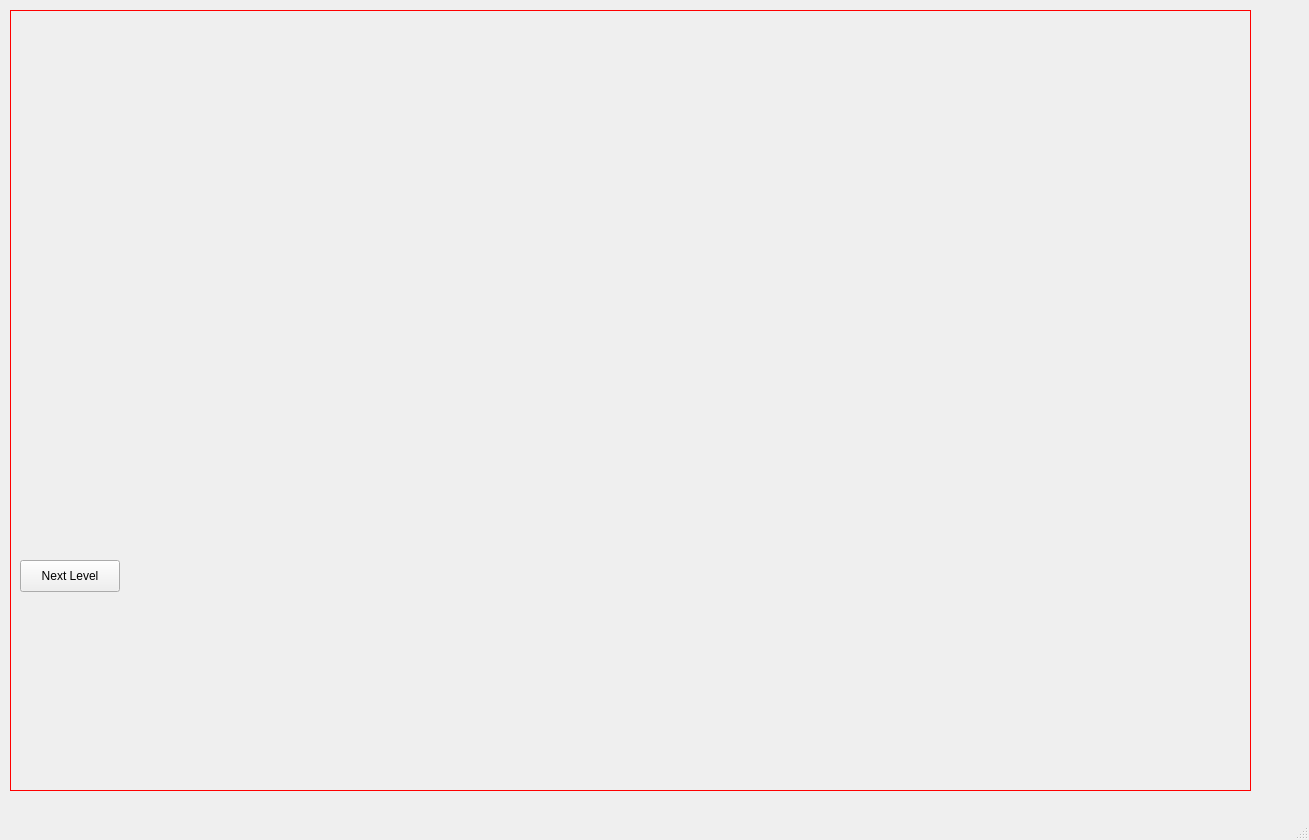
University-of-Utah-CS3505/a8-edu-app-alex-baret, file mainwindow.ui: the form before one commit.
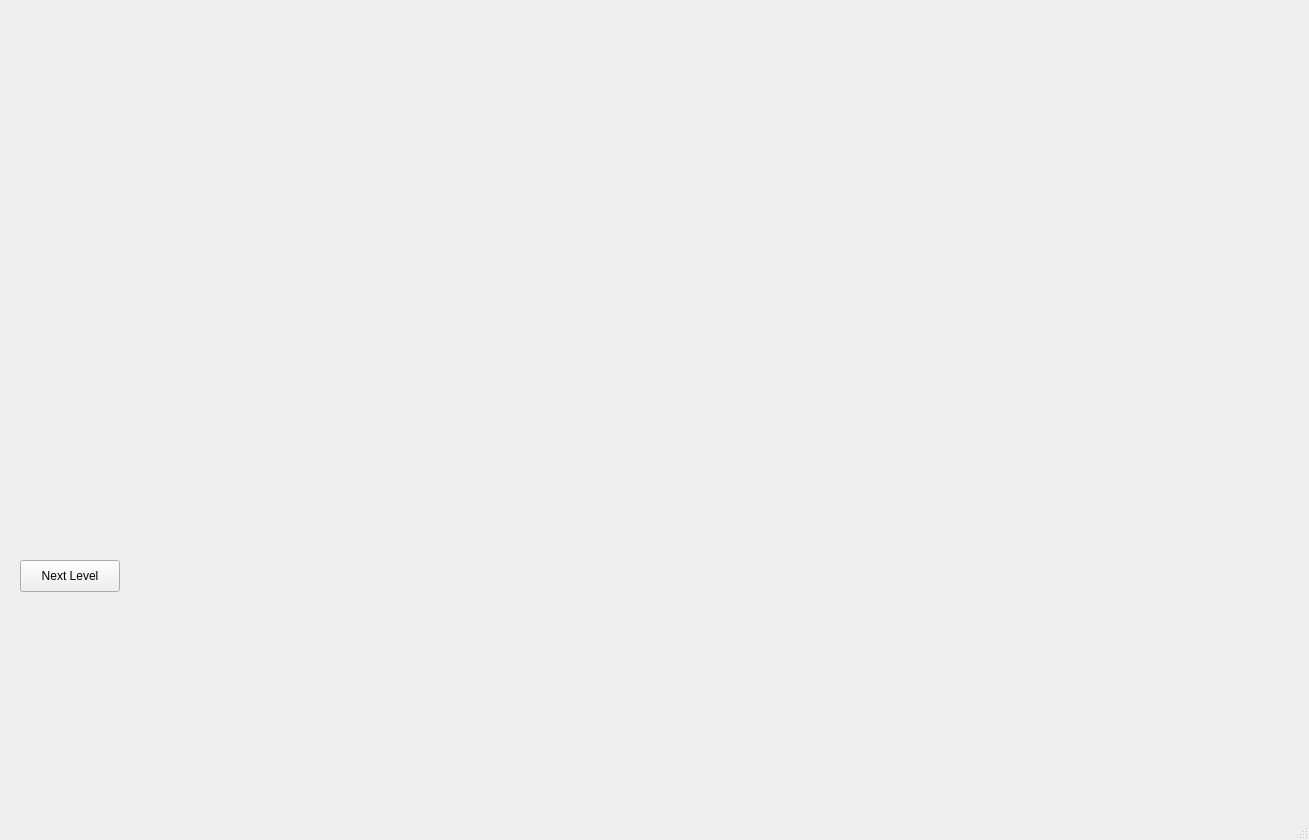
The form after the commit.

Commit message: Little changes to main window - move patient

Patch:
```diff
--- a/mainwindow.ui
+++ b/mainwindow.ui
@@ -30,8 +30,8 @@
      </size>
     </property>
     <property name="styleSheet">
-     <string notr="true">border:1px solid red;
-background: transparent;</string>
+     <string notr="true">background: transparent;
+border: 0px;</string>
     </property>
    </widget>
    <widget class="QPushButton" name="nextButton">
```
Left out of the diff: 2 changed lines with no effect on the pictures. The commit also changes 3 other files.
